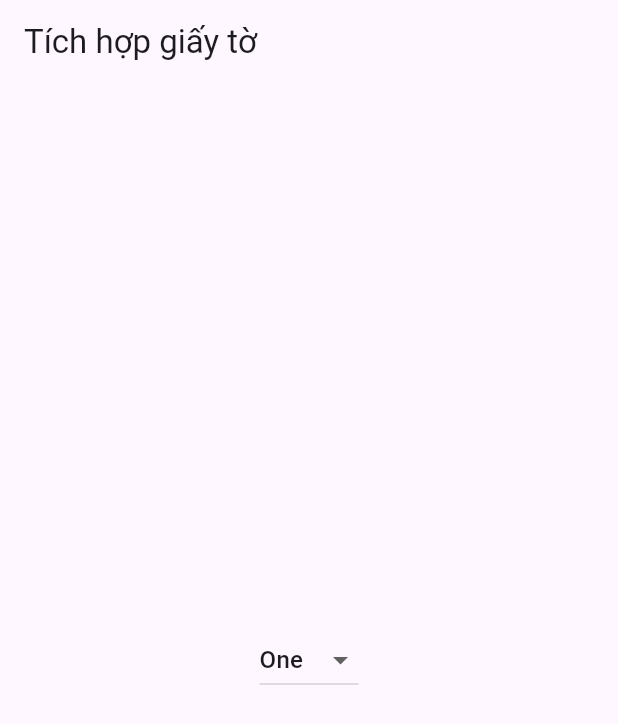
After one commit to DuySeu/VNeID, a Flutter app: the screen it shows after launch, after a tap on "Tích hợp giấy tờ", on a phone screen of 412 x 824 dp. The commit adds this screen. Shown: the top 724 px of the screen. Run offline on Flutter 3.47's test engine with Material 3 defaults, Android fonts, the phone set to English and light mode, and no system bars; our stand-ins replace get; missing offline and left inert: pdfx.

Commit message:
update getX

```diff
--- a/lib/main.dart
+++ b/lib/main.dart
@@ -1,6 +1,7 @@
 // ignore_for_file: prefer_const_constructors, prefer_final_fields
 
 import 'package:flutter/material.dart';
+import 'package:get/get.dart';
 import 'package:vneid/screens/homescreen.dart';
 import 'package:vneid/screens/notification.dart';
 import 'package:vneid/screens/paperWallet.dart';
@@ -14,7 +15,7 @@ class MyApp extends StatelessWidget {
   @override
   Widget build(BuildContext context) {
     return SafeArea(
-      child: MaterialApp(
+      child: GetMaterialApp(
         home: MainNavBar(),
         debugShowCheckedModeBanner: false,
       ),
--- /dev/null
+++ b/lib/widget/info_form.dart
@@ -0,0 +1,48 @@
+import 'package:flutter/material.dart';
+
+const List<String> list = <String>['One', 'Two', 'Three', 'Four'];
+
+class InfoForm extends StatelessWidget {
+  const InfoForm({super.key});
+
+  @override
+  Widget build(BuildContext context) {
+    return MaterialApp(
+      home: Scaffold(
+        appBar: AppBar(title: const Text('Tích hợp giấy tờ')),
+        body: const Center(
+          child: DropdownButtonExample(),
+        ),
+      ),
+    );
+  }
+}
+
+class DropdownButtonExample extends StatefulWidget {
+  const DropdownButtonExample({super.key});
+
+  @override
+  State<DropdownButtonExample> createState() => _DropdownButtonExampleState();
+}
+
+class _DropdownButtonExampleState extends State<DropdownButtonExample> {
+  String dropdownValue = list.first;
+
+  @override
+  Widget build(BuildContext context) {
+    return DropdownButton<String>(
+      value: dropdownValue,
+      onChanged: (String? value) {
+        setState(() {
+          dropdownValue = value!;
+        });
+      },
+      items: list.map<DropdownMenuItem<String>>((String value) {
+        return DropdownMenuItem<String>(
+          value: value,
+          child: Text(value),
+        );
+      }).toList(),
+    );
+  }
+}
--- a/pubspec.yaml
+++ b/pubspec.yaml
@@ -37,6 +37,7 @@ dependencies:
   cupertino_icons: ^1.0.2
   pdfx: ^2.6.0
   url_launcher: ^6.2.6
+  get: ^4.6.6
 
 dev_dependencies:
   flutter_test:
```
Also changed, not shown: lib/screens/homescreen.dart (+3 -6 lines), lib/screens/paperWallet.dart (+3 -5 lines), lib/widget/documents/document_list.dart (renamed from lib/widget/document_list.dart, +3 -5 lines), lib/widget/info/info_list.dart (renamed from lib/widget/info_list.dart, +3 -7 lines), lib/widget/other_paper.dart (+11 -9 lines), lib/widget/documents/view-pdf.dart (renamed from lib/widget/view-pdf.dart), lib/widget/info/view_info.dart (renamed from lib/widget/view_info.dart), pubspec.lock.
